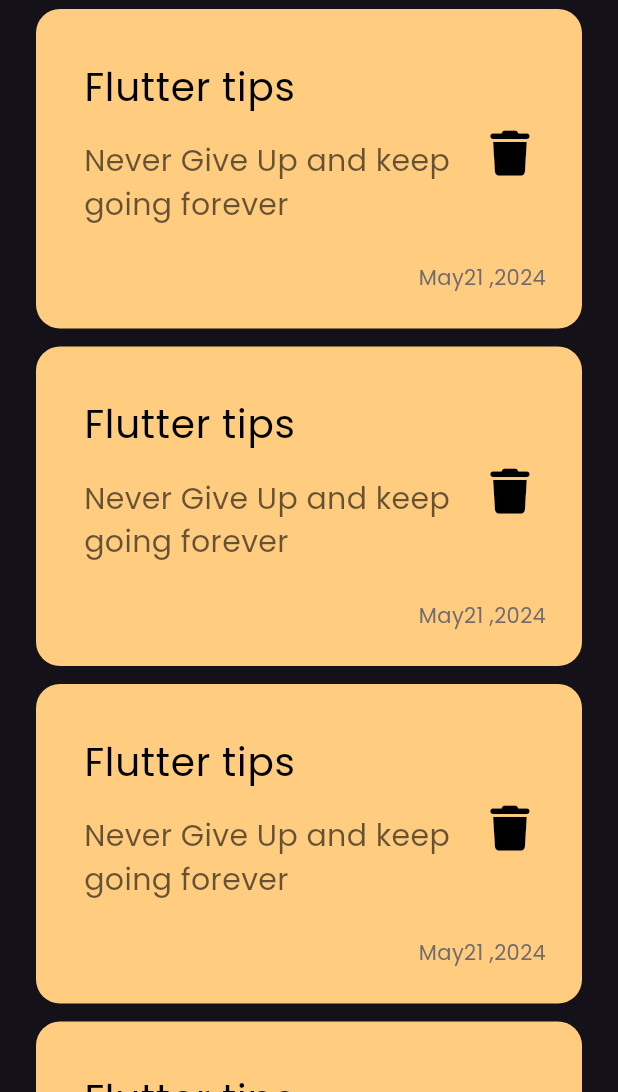
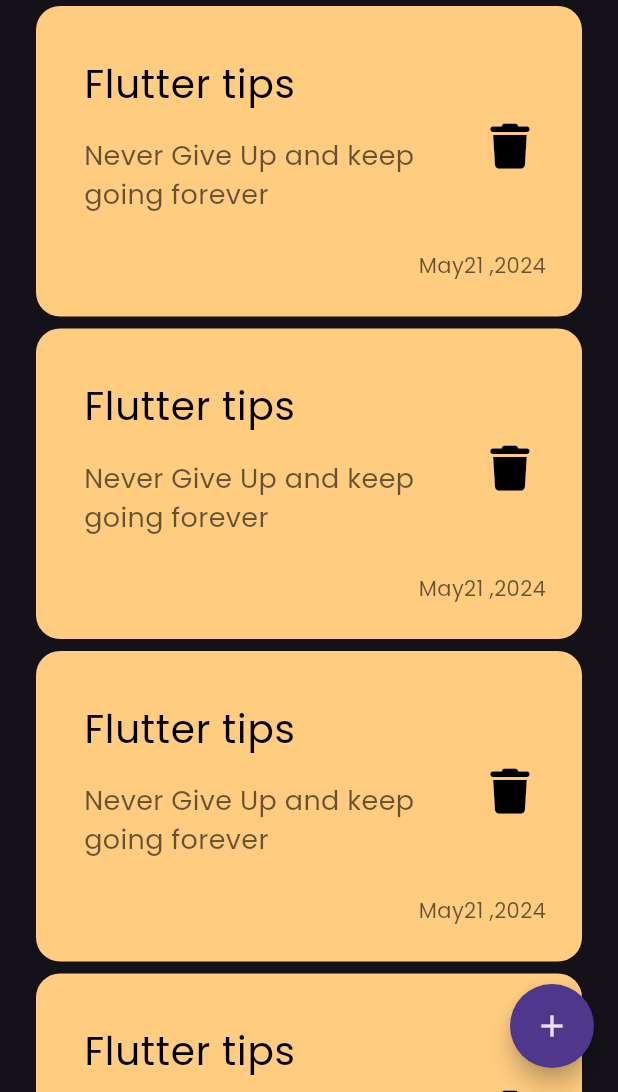
Before and after one commit to ahmed10233/notes_app, a Flutter app: the screen it shows after launch, on a phone screen of 412 x 824 dp, the part 144-1236 px from its top. Run offline on Flutter 3.47's test engine with Material 3 defaults, Android fonts, the phone set to English and light mode, and no system bars; our stand-ins replace font_awesome_flutter.

Commit message:
Add Floating Action Button

```diff
--- a/lib/screens/notes_scrren.dart
+++ b/lib/screens/notes_scrren.dart
@@ -1,7 +1,5 @@
-import 'package:flutter/cupertino.dart';
 import 'package:flutter/material.dart';
 import 'package:notes_app/widgets/custom_app_bar.dart';
-import 'package:notes_app/widgets/custom_notes_item.dart';
 import 'package:notes_app/widgets/notes_list_viwe.dart';
 
 class NotesScreen extends StatelessWidget {
@@ -10,8 +8,11 @@ class NotesScreen extends StatelessWidget {
 
   @override
   Widget build(BuildContext context) {
-    return const  Scaffold(
-      body:  Padding(
+    return  Scaffold(
+      floatingActionButton: FloatingActionButton(onPressed: (){},
+      shape: CircleBorder(),
+      child: const Icon(Icons.add),),
+      body:  const Padding(
         padding: EdgeInsets.symmetric(horizontal: 24),
         child: Column(
           children: [
--- a/lib/widgets/custom_notes_item.dart
+++ b/lib/widgets/custom_notes_item.dart
@@ -24,7 +24,7 @@ class NotesItem extends StatelessWidget {
             padding: const EdgeInsets.only(top: 16, bottom: 16),
             child: Text('Never Give Up and keep going forever',style: TextStyle(
               color: Colors.black.withOpacity(0.6),
-              fontSize: 20
+              fontSize: 18
             ),),
           ),
           trailing: IconButton(onPressed: (){},
@@ -33,10 +33,10 @@ class NotesItem extends StatelessWidget {
           size: 30,),
           ),
         ),
-        const Padding(
-          padding: EdgeInsets.only(right: 24),
+         Padding(
+          padding: const EdgeInsets.only(right: 24),
           child: Text('May21 ,2024',style: TextStyle(
-              color: Color.fromARGB(255, 113, 108, 108)
+              color:  Colors.black.withOpacity(0.6),
             )),
         )
       ],
--- a/lib/widgets/notes_list_viwe.dart
+++ b/lib/widgets/notes_list_viwe.dart
@@ -8,7 +8,7 @@ class NotesListViwe extends StatelessWidget {
   Widget build(BuildContext context) {
     return ListView.builder(itemBuilder: (context,index){
       return const Padding(
-        padding: EdgeInsets.symmetric(vertical: 6),
+        padding: EdgeInsets.symmetric(vertical: 4),
         child: NotesItem(),
       );
     });
```
